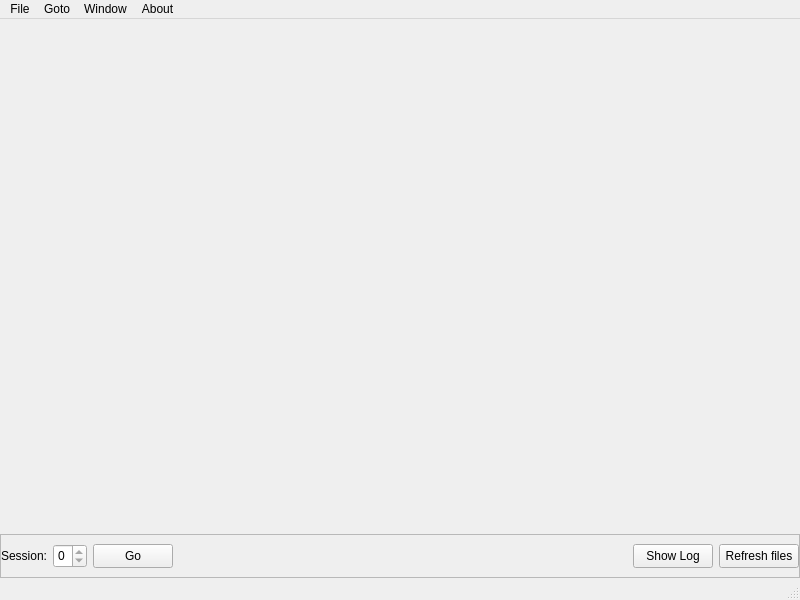
The window that pypho_timeline/widgets/TimelineWindow/MainTimelineWindow.ui (PhoPersonalOrg/pyPhoTimeline) describes before a commit, drawn with Qt 5.
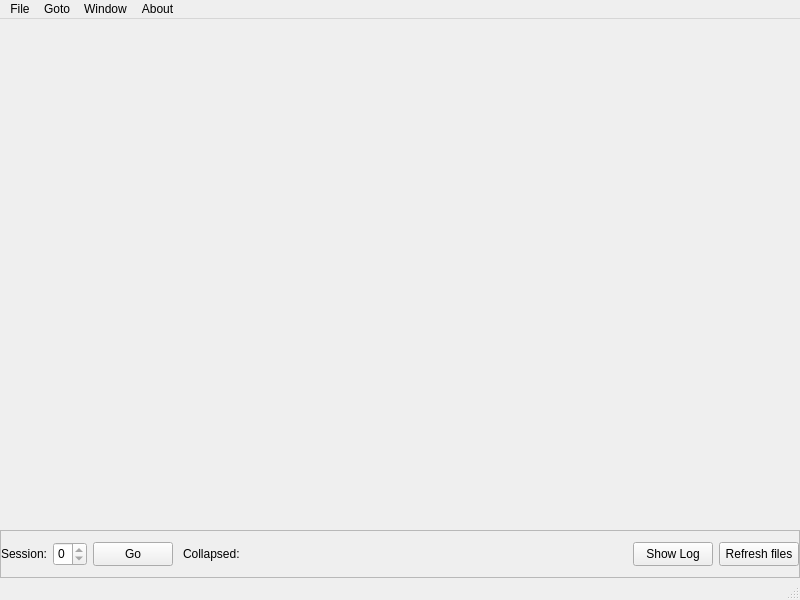
The same window after the commit.

```diff
--- a/pypho_timeline/widgets/TimelineWindow/MainTimelineWindow.ui
+++ b/pypho_timeline/widgets/TimelineWindow/MainTimelineWindow.ui
@@ -141,6 +141,63 @@
          </property>
         </widget>
        </item>
+       <item>
+        <widget class="QWidget" name="collapsedDockOverflowStrip">
+         <property name="sizePolicy">
+          <sizepolicy hsizetype="Expanding" vsizetype="Fixed">
+           <horstretch>1</horstretch>
+           <verstretch>0</verstretch>
+          </sizepolicy>
+         </property>
+         <layout class="QHBoxLayout" name="collapsedDockOverflowStripLayout">
+          <property name="spacing">
+           <number>4</number>
+          </property>
+          <property name="leftMargin">
+           <number>4</number>
+          </property>
+          <property name="topMargin">
+           <number>0</number>
+          </property>
+          <property name="rightMargin">
+           <number>4</number>
+          </property>
+          <property name="bottomMargin">
+           <number>0</number>
+          </property>
+          <item>
+           <widget class="QLabel" name="collapsedDockOverflowLabel">
+            <property name="text">
+             <string>Collapsed:</string>
+            </property>
+           </widget>
+          </item>
+          <item>
+           <widget class="QScrollArea" name="collapsedDockOverflowScroll">
+            <property name="widgetResizable">
+             <bool>true</bool>
+            </property>
+            <property name="frameShape">
+             <enum>QFrame::NoFrame</enum>
+            </property>
+            <property name="horizontalScrollBarPolicy">
+             <enum>Qt::ScrollBarAsNeeded</enum>
+            </property>
+            <property name="verticalScrollBarPolicy">
+             <enum>Qt::ScrollBarAlwaysOff</enum>
+            </property>
+            <property name="maximumSize">
+             <size>
+              <width>16777215</width>
+              <height>28</height>
+             </size>
+            </property>
+            <widget class="QWidget" name="collapsedDockOverflowContents"/>
+           </widget>
+          </item>
+         </layout>
+        </widget>
+       </item>
        <item>
         <spacer name="horizontalSpacer">
          <property name="orientation">
```
